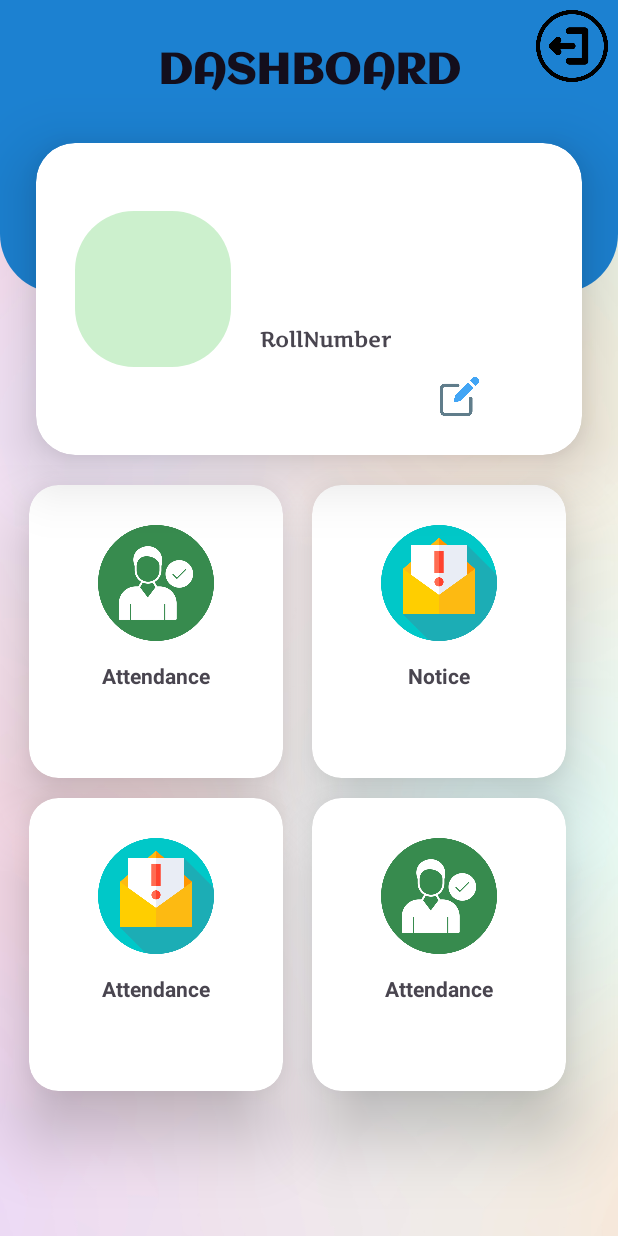
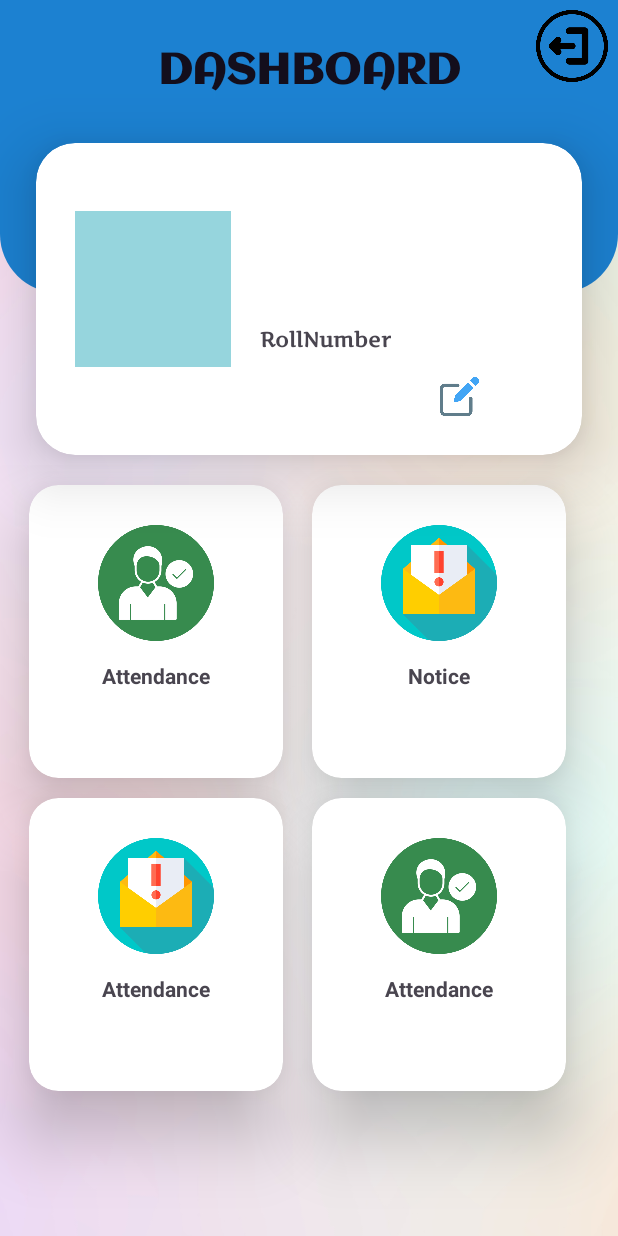
Before and after one commit to Dheerendra22/Android-Projects, an Android app: the screen it shows after launch once a user with an empty profile is signed in (MainActivity), on a phone screen of 412 x 824 dp. Run offline under Robolectric (Android 15) with nearby library versions, the phone set to English and light mode, and no system bars; our stand-ins replace CircleImageView, Firebase (no records; nobody signed in at launch, a user with empty details on screens opened directly), Picasso, sdp/ssp sizes.

Commit message:
image set and logic and easily readable

```diff
--- a/app/build.gradle.kts
+++ b/app/build.gradle.kts
@@ -45,7 +45,10 @@ dependencies {
     implementation("androidx.lifecycle:lifecycle-viewmodel-ktx:2.7.0")
     implementation("com.google.firebase:firebase-auth:22.3.1")
     implementation("com.google.firebase:firebase-firestore:24.10.1")
+    implementation("com.google.firebase:firebase-storage:20.3.0")
     testImplementation("junit:junit:4.13.2")
+    implementation ("de.hdodenhof:circleimageview:3.1.0")
+    implementation( "com.squareup.picasso:picasso:2.8")
     androidTestImplementation("androidx.test.ext:junit:1.1.5")
     androidTestImplementation("androidx.test.espresso:espresso-core:3.5.1")
     implementation ("com.intuit.sdp:sdp-android:1.1.0")
--- a/app/src/main/java/com/example/vims/MainActivity.java
+++ b/app/src/main/java/com/example/vims/MainActivity.java
@@ -1,28 +1,40 @@
 package com.example.vims;
 
+import android.app.Activity;
 import android.content.Intent;
 import android.content.SharedPreferences;
+import android.graphics.Color;
+import android.net.Uri;
 import android.os.Bundle;
+import android.provider.MediaStore;
 import android.view.Window;
 import android.view.WindowManager;
 import android.widget.Button;
 import android.widget.ImageView;
 import android.widget.TextView;
+import android.widget.Toast;
 
+import androidx.activity.result.ActivityResultLauncher;
+import androidx.activity.result.contract.ActivityResultContracts;
 import androidx.appcompat.app.AppCompatActivity;
 
 import com.google.firebase.auth.FirebaseAuth;
+import com.google.firebase.storage.FirebaseStorage;
+import com.google.firebase.storage.StorageReference;
+import com.squareup.picasso.Picasso;
+
+import java.util.Objects;
 
 public class MainActivity extends AppCompatActivity {
-Button btnLogout ;
-ImageView profile ;
-TextView name, department, year ,email , phone;
 
-SharedPreferences preferences ;
+    private Button btnLogout;
+    private ImageView profile;
+    private TextView name, department, year, email, phone;
 
-FirebaseAuth firebaseAuth ;
-
-
+    private SharedPreferences preferences;
+    private FirebaseAuth firebaseAuth;
+    private ActivityResultLauncher<Intent> galleryLauncher;
+    private StorageReference storageReference;
 
     @Override
     protected void onCreate(Bundle savedInstanceState) {
@@ -34,35 +46,96 @@ FirebaseAuth firebaseAuth ;
 
         setContentView(R.layout.activity_main);
 
+        // Initialize UI elements
+        initUI();
 
+        // Initialize Firebase
+        initFirebase();
 
+        // Set user details from SharedPreferences
+        setUserDetails();
+
+        // Load profile image
+        loadProfileImage();
+
+        // Set up ActivityResultLauncher for gallery
+        setupGalleryLauncher();
+
+        // Set click listeners
+        setClickListeners();
+    }
+
+    private void initUI() {
         btnLogout = findViewById(R.id.logout);
         profile = findViewById(R.id.profileImg);
-        name =  findViewById(R.id.fullName);
+        name = findViewById(R.id.fullName);
         department = findViewById(R.id.department);
-        year =  findViewById(R.id.year);
+        year = findViewById(R.id.year);
         email = findViewById(R.id.email);
         phone = findViewById(R.id.phoneNumber);
+    }
 
+    private void initFirebase() {
         firebaseAuth = FirebaseAuth.getInstance();
+        storageReference = FirebaseStorage.getInstance().getReference();
+        preferences = getSharedPreferences("Profile", MODE_PRIVATE);
+    }
 
+    private void setUserDetails() {
+        name.setText(preferences.getString("FullName", ""));
+        department.setText(preferences.getString("Department", ""));
+        year.setText(preferences.getString("Year", ""));
+        email.setText(preferences.getString("Email", ""));
+        phone.setText(preferences.getString("Phone", ""));
+    }
 
-        btnLogout.setOnClickListener(v -> {
-            FirebaseAuth.getInstance().signOut();
-            startActivity(new Intent(getApplicationContext(), Login_activity.class));
-            finish();
+    private void loadProfileImage() {
+        StorageReference storeRef = storageReference.child("Users_Profile_Images/"
+                + Objects.requireNonNull(firebaseAuth.getCurrentUser()).getUid() + "/profile");
+
+        storeRef.getDownloadUrl().addOnSuccessListener(uri -> {
+            profile.setBackgroundColor(Color.TRANSPARENT);
+            Picasso.get().load(uri).into(profile);
+        }).addOnFailureListener(e ->
+                Toast.makeText(MainActivity.this, "Unable to load Profile Image!" + e.getMessage(), Toast.LENGTH_SHORT).show());
+    }
+
+    private void setupGalleryLauncher() {
+        galleryLauncher = registerForActivityResult(new ActivityResultContracts.StartActivityForResult(), result -> {
+            if (result.getResultCode() == Activity.RESULT_OK) {
+                Intent data = result.getData();
+                if (data != null) {
+                    Uri imageUri = data.getData();
+                    uploadImageToFirebase(imageUri);
+                }
+            }
         });
+    }
 
+    private void setClickListeners() {
+        profile.setOnClickListener(v -> openGallery());
+        btnLogout.setOnClickListener(v -> logout());
+    }
 
-        preferences = getSharedPreferences("Profile",MODE_PRIVATE);
-        name.setText(preferences.getString("FullName", " "));
-        department.setText(preferences.getString("Department", " "));
-        year.setText(preferences.getString("Year", " "));
-        email.setText(preferences.getString("Email", " "));
-        phone.setText(preferences.getString("Phone", " "));
+    private void openGallery() {
+        Intent openGallery = new Intent(Intent.ACTION_PICK, MediaStore.Images.Media.EXTERNAL_CONTENT_URI);
+        galleryLauncher.launch(openGallery);
+    }
 
+    private void uploadImageToFirebase(Uri imageUri) {
+        StorageReference fileRef = storageReference.child("Users_Profile_Images/"
+                + Objects.requireNonNull(firebaseAuth.getCurrentUser()).getUid() + "/profile");
 
+        fileRef.putFile(imageUri).addOnSuccessListener(taskSnapshot -> {
+            fileRef.getDownloadUrl().addOnSuccessListener(uri -> Picasso.get().load(uri).into(profile));
+            Toast.makeText(MainActivity.this, "Image Uploaded Successfully.", Toast.LENGTH_SHORT).show();
+        }).addOnFailureListener(e ->
+                Toast.makeText(MainActivity.this, "Image Not Uploaded! " + e.getMessage(), Toast.LENGTH_SHORT).show());
+    }
 
-
+    private void logout() {
+        FirebaseAuth.getInstance().signOut();
+        startActivity(new Intent(getApplicationContext(), Login_activity.class));
+        finish();
     }
 }
--- a/app/src/main/res/layout/activity_main.xml
+++ b/app/src/main/res/layout/activity_main.xml
@@ -4,8 +4,8 @@
     xmlns:app="http://schemas.android.com/apk/res-auto"
     xmlns:tools="http://schemas.android.com/tools"
     android:layout_width="match_parent"
+    android:layout_height="match_parent"
     android:background="@drawable/background"
-    android:layout_height="match_parent"
     android:visibility="visible"
     tools:context=".MainActivity">
 
@@ -16,7 +16,6 @@
         android:layout_height="@dimen/_150sdp"
         android:background="@drawable/dash_board"
         android:layout_centerHorizontal="true"/>
-
 
     <!-- Profile CardView -->
     <androidx.cardview.widget.CardView
@@ -31,23 +30,24 @@
         app:cardElevation="@dimen/_20sdp">
 
         <!-- Other views and layouts within the CardView -->
-
-
-    <LinearLayout
+        <LinearLayout
             android:id="@+id/l1"
             android:layout_width="match_parent"
             android:layout_height="match_parent"
             android:orientation="horizontal">
 
-            <ImageView
+            <de.hdodenhof.circleimageview.CircleImageView
                 android:id="@+id/profileImg"
                 android:layout_width="@dimen/_80sdp"
                 android:layout_height="@dimen/_80sdp"
                 android:layout_marginStart="@dimen/_20sdp"
                 android:layout_marginTop="@dimen/_35sdp"
-                android:background="@drawable/circularview"
+                android:background="#96D5DD"
                 android:contentDescription="TODO"
+                app:civ_border_width="2dp"
+                app:civ_border_color="#FF000000"
                 tools:ignore="ContentDescription,HardcodedText,ImageContrastCheck" />
+
 
             <LinearLayout
                 android:id="@+id/l2"
@@ -69,9 +69,7 @@
                 <LinearLayout
                     android:layout_width="wrap_content"
                     android:layout_height="wrap_content"
-                    android:orientation="horizontal"
-                    >
-
+                    android:orientation="horizontal">
 
                     <TextView
                         android:id="@+id/department"
@@ -128,7 +126,6 @@
                     tools:ignore="HardcodedText"
                     android:layout_marginTop="@dimen/_2sdp"
                     android:layout_marginStart="@dimen/_15sdp"/>
-
             </LinearLayout>
 
             <androidx.appcompat.widget.AppCompatImageButton
@@ -138,8 +135,6 @@
                 android:layout_marginTop="@dimen/_120sdp"
                 android:background="@drawable/edit"
                 tools:ignore="SpeakableTextPresentCheck,TouchTargetSizeCheck" />
-
-
         </LinearLayout>
     </androidx.cardview.widget.CardView>
 
@@ -150,9 +145,7 @@
         android:layout_below="@id/profileCard"
         android:layout_marginTop="@dimen/_5sdp"
         android:rowCount="2"
-        android:columnCount="2"
-
-        >
+        android:columnCount="2">
 
         <!-- Repeatable CardView Layout -->
         <androidx.cardview.widget.CardView
@@ -161,8 +154,7 @@
             app:cardCornerRadius="@dimen/_15sdp"
             app:cardElevation="@dimen/_20sdp"
             android:layout_marginTop="@dimen/_10sdp"
-            android:layout_marginStart="@dimen/_15sdp"
-           >
+            android:layout_marginStart="@dimen/_15sdp">
 
             <LinearLayout
                 android:layout_width="match_parent"
@@ -198,8 +190,7 @@
             app:cardCornerRadius="@dimen/_15sdp"
             app:cardElevation="@dimen/_20sdp"
             android:layout_marginTop="@dimen/_10sdp"
-            android:layout_marginStart="@dimen/_15sdp"
-            >
+            android:layout_marginStart="@dimen/_15sdp">
 
             <LinearLayout
                 android:layout_width="match_parent"
```
Also changed, not shown: app/src/main/java/com/example/vims/Login_activity.java (+19 -23 lines), app/src/main/java/com/example/vims/Register_Activity.java (+71 -89 lines), app/src/main/res/layout/activity_check.xml (+0 -37 lines), app/src/main/res/layout/activity_login.xml (+7 -12 lines), app/src/main/res/layout/activity_register.xml (+17 -17 lines).
